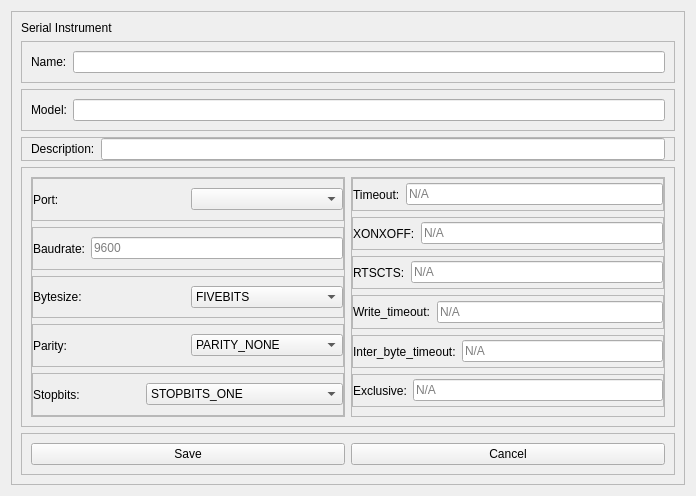
Before: the Qt Designer form GUI/ui_files/serial_instrument_create.ui in YeonungK/YonKu, drawn with Qt 5.
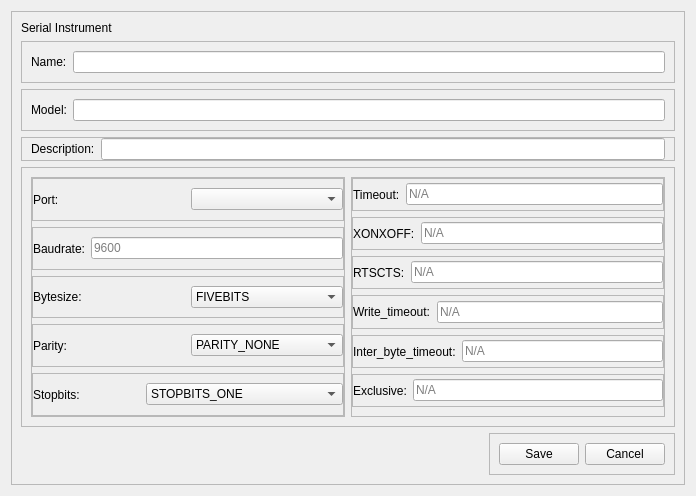
After: the same form once the commit is applied.

Diff of the .ui file:
```diff
--- a/GUI/ui_files/serial_instrument_create.ui
+++ b/GUI/ui_files/serial_instrument_create.ui
@@ -648,7 +648,7 @@
         </layout>
        </widget>
       </item>
-      <item>
+      <item alignment="Qt::AlignRight">
        <widget class="QFrame" name="frame_12">
         <property name="sizePolicy">
          <sizepolicy hsizetype="Preferred" vsizetype="Maximum">
```
